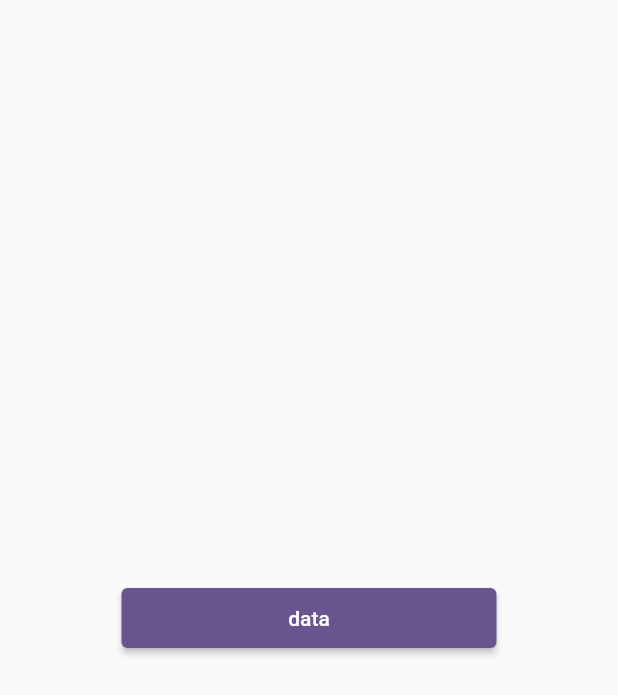
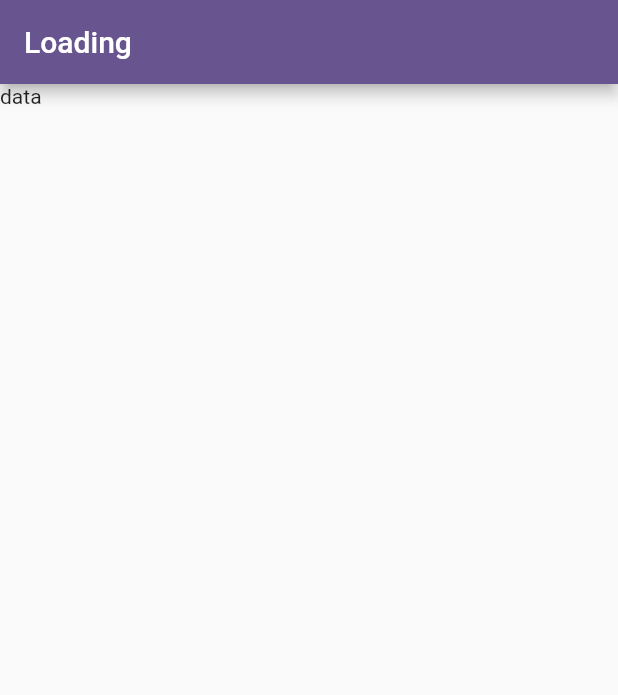
Before and after one commit to Avinash174/Practice, a Flutter app: the screen it shows after launch, on a phone screen of 412 x 824 dp. Shown: the top 695 px of the screen. Run offline on Flutter 3.47's test engine with Material 2 defaults, Android fonts, the phone set to English and light mode, and no system bars.

Commit message:
new changes done

```diff
--- a/lib/loading.dart
+++ b/lib/loading.dart
@@ -6,7 +6,15 @@ class Loading extends StatelessWidget {
   @override
   Widget build(BuildContext context) {
     return Scaffold(
+      appBar: AppBar(
+        title: const Text('Loading'),
+      ),
+      body: Column(
+        children: [
 
+          const Text('data'),
+        ],
+      ),
     );
   }
 }
--- a/lib/main.dart
+++ b/lib/main.dart
@@ -1,5 +1,5 @@
 import 'package:flutter/material.dart';
-import 'package:practice/showsnack.dart';
+import 'package:practice/loading.dart';
 
 void main() {
   runApp(const MyApp());
@@ -34,7 +34,7 @@ class MyApp extends StatelessWidget {
           seedColor: Colors.deepPurple,
         ),
       ),
-      home: const ShowSnackBar(),
+      home: const Loading(),
     );
   }
 }
```
